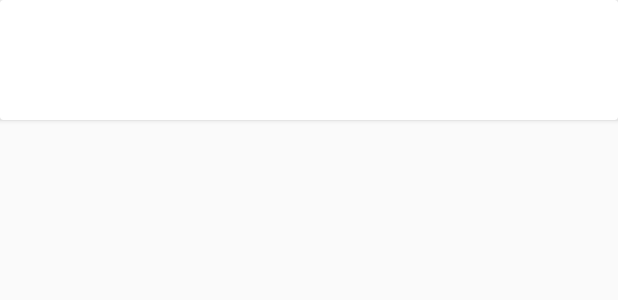
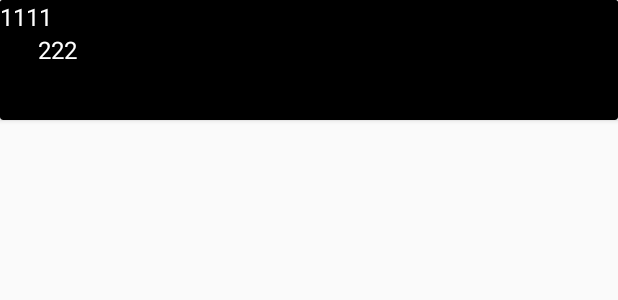
Before and after one commit to jzxyouok/jokingApp, an Android app: the layout fragment_item.xml on its own in the app's theme, with its tools: preview values and no code run, on a phone screen of 412 x 824 dp. Shown: the top 300 px of the screen. Run offline under Robolectric (Android 15) with nearby library versions, the phone set to English and light mode, and no system bars.

Commit message:
1 修复 夜间模式 bug 2 优化内存

```diff
--- a/JokingApp/src/main/AndroidManifest.xml
+++ b/JokingApp/src/main/AndroidManifest.xml
@@ -46,6 +46,7 @@
            />
         <activity
             android:name=".ui.activity.SettingActivity"
+            android:launchMode="singleTop"
            />
         <activity
             android:name=".ui.activity.AboutActivity"
--- a/JokingApp/src/main/java/com/example/jokingApp/adapter/JokeAdapter.java
+++ b/JokingApp/src/main/java/com/example/jokingApp/adapter/JokeAdapter.java
@@ -74,8 +74,7 @@ public class JokeAdapter extends AnimRecyclerViewAdapter<RecyclerView.ViewHolder
                 mHolder.mIdView.setTextColor(UiUtils.getResource().getColor(android.R.color.white));
                 mHolder.mContentView.setTextColor(UiUtils.getResource().getColor(android.R.color.white));
             }
-            mHolder.mLine.setBackgroundColor(isLight ? Color.parseColor("#ff303030") : Color.parseColor("#ffffffff"));
-
+            mHolder.mCardView.setBackgroundColor(isLight ? Color.parseColor("#ff303030") : Color.parseColor("#ffffffff"));
 
             //这个动画效果有bug
             //showItemAnim(((ViewHolder) holder).mCardView, position);
@@ -108,11 +107,14 @@ public class JokeAdapter extends AnimRecyclerViewAdapter<RecyclerView.ViewHolder
         public final TextView mIdView;
         public final TextView mContentView;
         public final LinearLayout mLine;
+        public final CardView mCardView;
+
         public ViewHolder(View view) {
             super(view);
             mIdView = (TextView) view.findViewById(R.id.id);
             mContentView = (TextView) view.findViewById(R.id.content);
            mLine= (LinearLayout) view.findViewById(R.id.root_view);
+            mCardView= (CardView) view.findViewById(R.id.cardview);
             view.setOnClickListener(this);
         }
 
--- a/JokingApp/src/main/java/com/example/jokingApp/ui/activity/BaseSwipeBackActivity.java
+++ b/JokingApp/src/main/java/com/example/jokingApp/ui/activity/BaseSwipeBackActivity.java
@@ -1,5 +1,6 @@
 package com.example.jokingApp.ui.activity;
 
+import android.os.AsyncTask;
 import android.os.Bundle;
 import android.support.v7.widget.Toolbar;
 import android.view.KeyEvent;
--- a/JokingApp/src/main/java/com/example/jokingApp/ui/activity/MainActivity.java
+++ b/JokingApp/src/main/java/com/example/jokingApp/ui/activity/MainActivity.java
@@ -3,6 +3,9 @@ package com.example.jokingApp.ui.activity;
 import android.content.Intent;
 import android.graphics.Color;
 import android.os.Bundle;
+import android.os.Handler;
+import android.os.Looper;
+import android.os.Message;
 import android.support.annotation.MenuRes;
 import android.support.design.widget.NavigationView;
 import android.support.design.widget.TabLayout;
@@ -118,6 +121,8 @@ public class MainActivity extends BaseSwipeBackActivity implements View.OnClickL
         });
         addSubscription(subscribe); //退出的时候销毁
     }
+
+
 
     /**
      * 判断当前的网络状态
--- a/JokingApp/src/main/res/layout/fragment_item.xml
+++ b/JokingApp/src/main/res/layout/fragment_item.xml
@@ -1,9 +1,11 @@
 <?xml version="1.0" encoding="utf-8"?>
 <android.support.v7.widget.CardView
+    app:cardBackgroundColor="@android:color/black"
     android:id="@+id/cardview"
     xmlns:android="http://schemas.android.com/apk/res/android"
     android:layout_width="match_parent"
-    android:layout_height="80dp">
+    android:layout_height="80dp"
+    xmlns:app="http://schemas.android.com/apk/res-auto">
 
     <LinearLayout
         android:id="@+id/root_view"
@@ -12,12 +14,18 @@
         android:orientation="vertical">
 
         <TextView
+            android:background="@android:color/black"
+            android:textColor="@android:color/white"
             android:id="@+id/id"
+            android:text="1111"
             android:layout_width="match_parent"
             android:layout_height="wrap_content"
             android:textAppearance="?attr/textAppearanceListItem"/>
 
         <TextView
+            android:background="@android:color/black"
+            android:textColor="@android:color/white"
+            android:text="222"
             android:id="@+id/content"
             android:layout_width="match_parent"
             android:layout_height="wrap_content"
```
